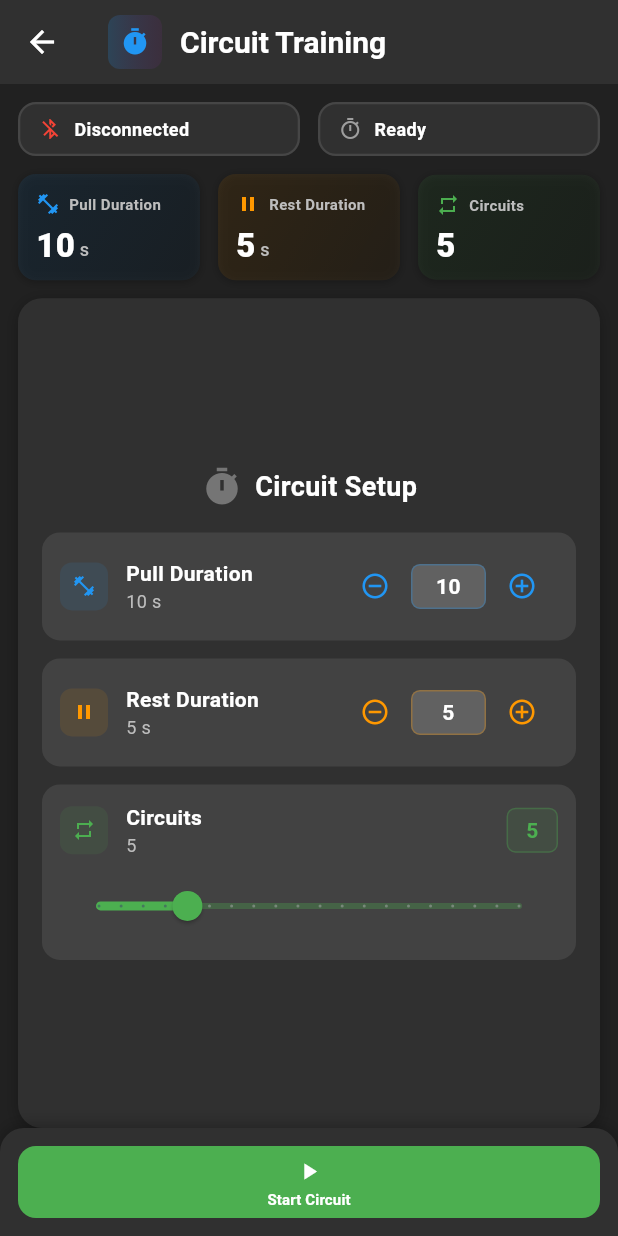
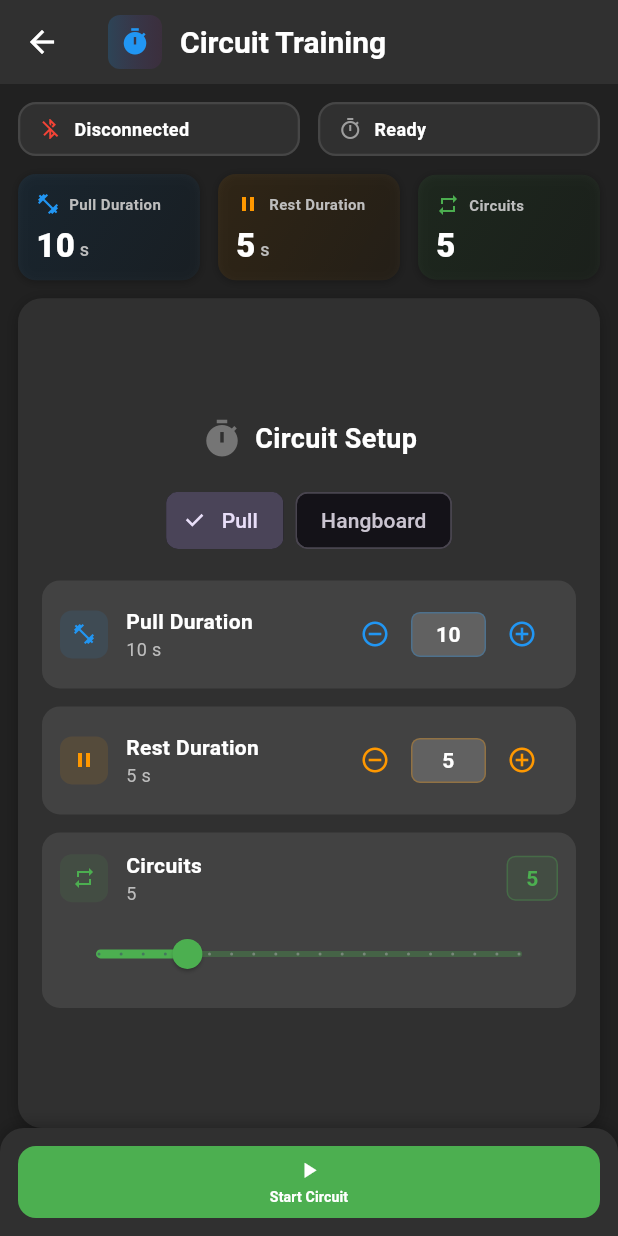
Before and after one commit to billykeyss/sesh-trainer, a Flutter app: the CircuitTrainingScreen screen opened directly, on a phone screen of 412 x 824 dp. Run offline on Flutter 3.47's test engine with Material 3 defaults, Android fonts, the phone set to English and light mode, and no system bars; our stand-ins replace drift, drift_sqflite, fl_chart, flutter_blue, flutter_dotenv, google_generative_ai and 4 more; accounts and stored records are empty; generated files the repository leaves out were written again.

Commit message:
Add Hangboard circuit type

```diff
--- a/lib/screens/circuit_training_screen.dart
+++ b/lib/screens/circuit_training_screen.dart
@@ -11,6 +11,9 @@ import 'package:sesh_trainer/models/info.dart';
 import 'package:sesh_trainer/providers/dyno_data_provider.dart';
 import 'package:sesh_trainer/providers/theme_provider.dart';
 import 'package:sesh_trainer/widgets/weight_graph.dart';
+
+// New enum to differentiate between training types
+enum CircuitSessionType { pull, hangboard }
 
 class CircuitTrainingScreen extends StatefulWidget {
   const CircuitTrainingScreen({Key? key}) : super(key: key);
@@ -32,6 +35,15 @@ class _CircuitTrainingScreenState extends State<CircuitTrainingScreen> {
   List<CircuitData> circuitSessions = [];
   DateTime? sessionStartTime;
   late final SessionDatabase _database;
+
+  // === New variables for Hangboard support and countdown ===
+  CircuitSessionType sessionType = CircuitSessionType.pull;
+  int pullEdge = 20; // Edge size in mm for hangboard
+
+  // Small countdown before each phase (pull/rest)
+  static const int _preCountdownSeconds = 3;
+  bool isCountdown = false;
+  int countdownTime = 0;
 
   @override
   void initState() {
@@ -59,12 +71,17 @@ class _CircuitTrainingScreenState extends State<CircuitTrainingScreen> {
       circuitSessions = [];
       sessionStartTime = DateTime.now();
       isPullPhase = true;
-      currentTime = pullDuration;
+      // Start with a short countdown before the first pull/hold begins
+      isCountdown = true;
+      countdownTime = _preCountdownSeconds;
+      currentTime = 0;
     });
 
     final dynoProvider = Provider.of<DynoDataProvider>(context, listen: false);
+    // Only reset / start data when using the pull (scale) mode.
+    if (sessionType == CircuitSessionType.pull) {
       dynoProvider.resetData();
-    dynoProvider.startData();
+    }
     _startTimer();
   }
 
@@ -74,7 +91,9 @@ class _CircuitTrainingScreenState extends State<CircuitTrainingScreen> {
       isRunning = false;
     });
     final dynoProvider = Provider.of<DynoDataProvider>(context, listen: false);
+    if (sessionType == CircuitSessionType.pull) {
       dynoProvider.stopData();
+    }
 
     if (isComplete && sessionStartTime != null) {
       _saveCircuitSession();
@@ -91,48 +110,81 @@ class _CircuitTrainingScreenState extends State<CircuitTrainingScreen> {
       sessionStartTime = null;
       isPullPhase = true;
       currentTime = 0;
+      isCountdown = false;
+      countdownTime = 0;
     });
+    if (sessionType == CircuitSessionType.pull) {
       Provider.of<DynoDataProvider>(context, listen: false).resetData();
+    }
   }
 
   void _startTimer() {
     final dynoProvider = Provider.of<DynoDataProvider>(context, listen: false);
 
-    timer = Timer.periodic(Duration(seconds: 1), (timer) {
+    timer = Timer.periodic(const Duration(seconds: 1), (timer) {
       setState(() {
+        // Handle pre-phase countdown
+        if (isCountdown) {
+          if (countdownTime > 0) {
+            countdownTime--;
+          } else {
+            // Countdown finished – start the actual phase timer
+            isCountdown = false;
+
+            // Start data collection only for pull mode during pull phase
+            if (sessionType == CircuitSessionType.pull && isPullPhase) {
+              dynoProvider.startData();
+            }
+
+            currentTime = isPullPhase ? pullDuration : restDuration;
+          }
+          return; // Skip the rest while in countdown
+        }
+
+        // Handle active phase timing
         if (currentTime > 0) {
           currentTime--;
-        } else {
+          return;
+        }
+
+        // Phase finished – clean-up / transition
         if (isPullPhase) {
-            // End of pull phase - capture session data
-            final maxWeight =
-                dynoProvider.maxWeights[dynoProvider.weightUnit] ?? 0;
+          // End of pull or hold phase
+          double maxWeight = 0.0;
+          List<FlSpot> graph = [];
+          if (sessionType == CircuitSessionType.pull) {
+            maxWeight = dynoProvider.maxWeights[dynoProvider.weightUnit] ?? 0;
+            graph = List.from(dynoProvider.graphData);
             maxWeights.add(maxWeight);
+            // Reset data for next phase
+            dynoProvider.resetData();
+          }
 
-            // Save circuit session data
           circuitSessions.add(CircuitData(
             circuitNumber: currentCircuit + 1,
             maxWeight: maxWeight,
-              graphData: List.from(dynoProvider.graphData),
+            graphData: graph,
             duration: pullDuration,
           ));
 
-            // Reset for rest phase
-            dynoProvider.resetData();
           isPullPhase = false;
-            currentTime = restDuration;
         } else {
-            // End of rest phase
+          // End of rest phase – advance circuit counter
           currentCircuit++;
           if (currentCircuit >= numCircuits) {
             stopCircuit(isComplete: true);
             return;
           }
-            // Start new pull phase
-            dynoProvider.startData();
           isPullPhase = true;
-            currentTime = pullDuration;
         }
+
+        // Prepare for next phase with a countdown
+        isCountdown = true;
+        countdownTime = _preCountdownSeconds;
+
+        // Stop recording during rest for pull mode
+        if (sessionType == CircuitSessionType.pull && !isPullPhase) {
+          dynoProvider.stopData();
         }
       });
     });
@@ -171,10 +223,13 @@ class _CircuitTrainingScreenState extends State<CircuitTrainingScreen> {
             .toList())),
         data: drift.Value(jsonEncode({
           'type': 'circuit_training',
+          'sessionType':
+              sessionType == CircuitSessionType.pull ? 'pull' : 'hangboard',
           'pullDuration': pullDuration,
           'restDuration': restDuration,
           'numCircuits': numCircuits,
           'maxWeights': maxWeights,
+          if (sessionType == CircuitSessionType.hangboard) 'edge': pullEdge,
         })),
       );
 
@@ -232,9 +287,17 @@ class _CircuitTrainingScreenState extends State<CircuitTrainingScreen> {
                   color: isDarkMode ? Colors.grey[400] : Colors.grey[600],
                 ),
               ),
-              if (maxWeights.isNotEmpty)
+              if (sessionType == CircuitSessionType.pull &&
+                  maxWeights.isNotEmpty)
                 Text(
                   'Best pull: ${maxWeights.reduce((a, b) => a > b ? a : b).toStringAsFixed(1)} kg',
+                  style: TextStyle(
+                    color: isDarkMode ? Colors.grey[400] : Colors.grey[600],
+                  ),
+                ),
+              if (sessionType == CircuitSessionType.hangboard)
+                Text(
+                  'Edge Size: ${pullEdge} mm',
                   style: TextStyle(
                     color: isDarkMode ? Colors.grey[400] : Colors.grey[600],
                   ),
@@ -335,16 +398,19 @@ class _CircuitTrainingScreenState extends State<CircuitTrainingScreen> {
                   ],
                 ),
                 child: isRunning
+                    ? (sessionType == CircuitSessionType.pull
                         ? Consumer<DynoDataProvider>(
                             builder: (context, dynoDataProvider, child) {
                               final graphData =
                                   dynoDataProvider.graphData.map((spot) {
                                 double convertedWeight = spot.y;
                                 if (selectedUnit == Info.Pounds &&
-                                dynoDataProvider.weightUnit == Info.Kilogram) {
+                                    dynoDataProvider.weightUnit ==
+                                        Info.Kilogram) {
                                   convertedWeight = convertKgToLbs(spot.y);
                                 } else if (selectedUnit == Info.Kilogram &&
-                                dynoDataProvider.weightUnit == Info.Pounds) {
+                                    dynoDataProvider.weightUnit ==
+                                        Info.Pounds) {
                                   convertedWeight = convertLbsToKg(spot.y);
                                 }
                                 return FlSpot(spot.x, convertedWeight);
@@ -355,6 +421,7 @@ class _CircuitTrainingScreenState extends State<CircuitTrainingScreen> {
                               );
                             },
                           )
+                        : _buildHangboardPlaceholder(isDarkMode))
                     : _buildConfigurationSection(isDarkMode),
               ),
             ),
@@ -528,8 +595,12 @@ class _CircuitTrainingScreenState extends State<CircuitTrainingScreen> {
             Expanded(
               child: _buildMetricCard(
                 context,
-                isPullPhase ? 'Pull Time' : 'Rest Time',
-                '$currentTime',
+                isCountdown
+                    ? 'Starting In'
+                    : (sessionType == CircuitSessionType.pull
+                        ? (isPullPhase ? 'Pull Time' : 'Rest Time')
+                        : (isPullPhase ? 'Hold Time' : 'Rest Time')),
+                isCountdown ? '$countdownTime' : '$currentTime',
                 's',
                 isPullPhase ? Icons.fitness_center : Icons.pause,
                 isPullPhase ? Colors.blue : Colors.orange,
@@ -548,7 +619,9 @@ class _CircuitTrainingScreenState extends State<CircuitTrainingScreen> {
         Expanded(
           child: _buildMetricCard(
             context,
-            'Pull Duration',
+            sessionType == CircuitSessionType.pull
+                ? 'Pull Duration'
+                : 'Hold Duration',
             '$pullDuration',
             's',
             Icons.fitness_center,
@@ -702,9 +775,37 @@ class _CircuitTrainingScreenState extends State<CircuitTrainingScreen> {
           ),
           SizedBox(height: 16),
 
+          // Session type selector
+          Row(
+            mainAxisAlignment: MainAxisAlignment.center,
+            children: [
+              ChoiceChip(
+                label: Text('Pull'),
+                selected: sessionType == CircuitSessionType.pull,
+                onSelected: (selected) {
+                  if (selected)
+                    setState(() => sessionType = CircuitSessionType.pull);
+                },
+              ),
+              SizedBox(width: 8),
+              ChoiceChip(
+                label: Text('Hangboard'),
+                selected: sessionType == CircuitSessionType.hangboard,
+                onSelected: (selected) {
+                  if (selected)
+                    setState(() => sessionType = CircuitSessionType.hangboard);
+                },
+              ),
+            ],
+          ),
+
+          SizedBox(height: 16),
+
           // Compact configuration grid
           _buildCompactConfigInput(
-            'Pull Duration',
+            sessionType == CircuitSessionType.pull
+                ? 'Pull Duration'
+                : 'Hold Duration',
             '$pullDuration s',
             pullDuration,
             (value) => setState(() => pullDuration = value),
@@ -734,6 +835,19 @@ class _CircuitTrainingScreenState extends State<CircuitTrainingScreen> {
             Icons.repeat,
             Colors.green,
           ),
+
+          if (sessionType == CircuitSessionType.hangboard) ...[
+            SizedBox(height: 12),
+            _buildCompactConfigInput(
+              'Edge Size',
+              '$pullEdge mm',
+              pullEdge,
+              (value) => setState(() => pullEdge = value),
+              isDarkMode,
+              Icons.crop_square,
+              Colors.purple,
+            ),
+          ],
         ],
       ),
     );
@@ -1181,6 +1295,8 @@ class _CircuitTrainingScreenState extends State<CircuitTrainingScreen> {
           ),
           padding: EdgeInsets.symmetric(vertical: 8),
         ),
+        child: FittedBox(
+          fit: BoxFit.scaleDown,
           child: Column(
             mainAxisSize: MainAxisSize.min,
             children: [
@@ -1197,6 +1313,7 @@ class _CircuitTrainingScreenState extends State<CircuitTrainingScreen> {
             ],
           ),
         ),
+      ),
     );
   }
 
@@ -1207,6 +1324,17 @@ class _CircuitTrainingScreenState extends State<CircuitTrainingScreen> {
 
   double convertLbsToKg(double lbs) {
     return lbs / 2.20462;
+  }
+
+  Widget _buildHangboardPlaceholder(bool isDarkMode) {
+    return Center(
+      child: Text(
+        'Hangboard mode not supported in this view',
+        style: TextStyle(
+          color: isDarkMode ? Colors.grey[400] : Colors.grey[600],
+        ),
+      ),
+    );
   }
 }
 
```
Also changed, not shown: lib/providers/dyno_data_provider.dart (+12 -0 lines). Lines whose indentation alone changed are shown as unchanged.
